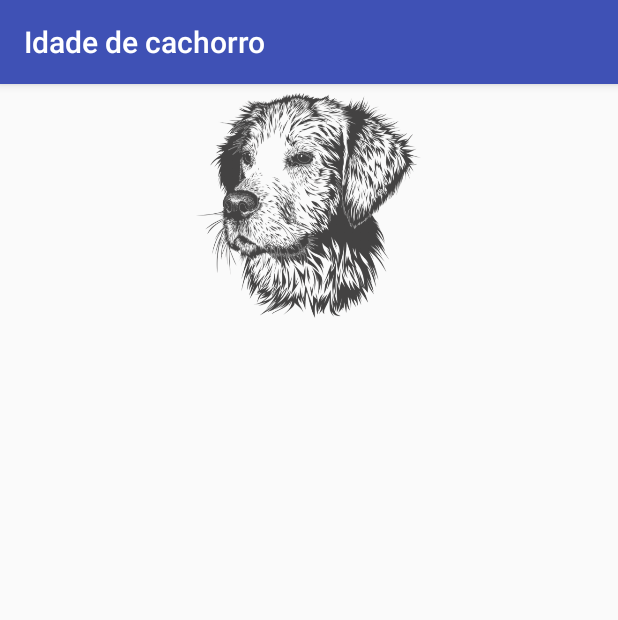
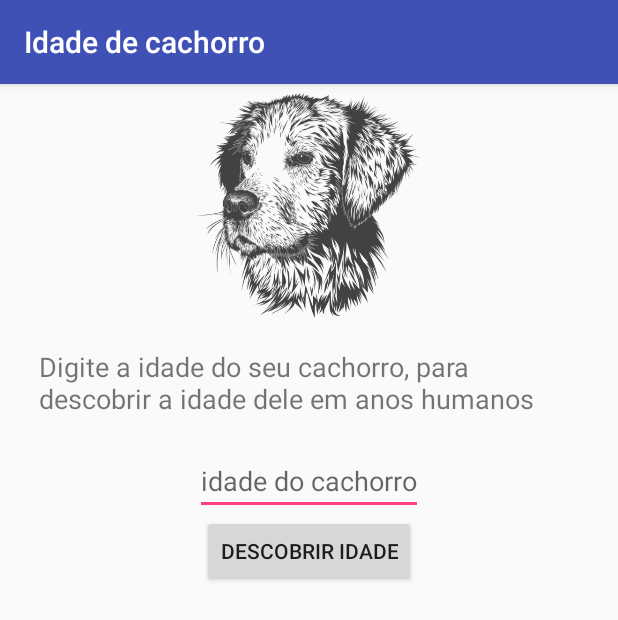
Before and after one commit to franciscojsc/idade-do-cachorro-app, an Android app: the screen it shows after launch (MainActivity), on a phone screen of 412 x 824 dp. Shown: the top 620 px of the screen. Run offline under Robolectric (Android 15) with nearby library versions, the phone set to English and light mode, and no system bars.

Commit message:
Adicionando elementos da interface gráfica

```diff
--- a/app/src/main/res/layout/activity_main.xml
+++ b/app/src/main/res/layout/activity_main.xml
@@ -15,4 +15,44 @@
         android:background="@drawable/dog"
         />
 
+    <TextView
+        android:id="@+id/text_digite_idade"
+        android:layout_width="wrap_content"
+        android:layout_height="wrap_content"
+        android:layout_below="@+id/image_dog"
+        android:layout_margin="20dp"
+        android:textSize="18sp"
+        android:text="@string/digite_a_idade"
+        />
+
+    <EditText
+        android:id="@+id/edit_idade"
+        android:layout_width="wrap_content"
+        android:layout_height="wrap_content"
+        android:layout_below="@+id/text_digite_idade"
+        android:layout_centerInParent="true"
+        android:hint="idade do cachorro"
+        android:inputType="number"
+        />
+
+    <Button
+        android:id="@+id/button_descobrir_idade"
+        android:layout_width="wrap_content"
+        android:layout_height="wrap_content"
+        android:layout_below="@+id/edit_idade"
+        android:layout_centerInParent="true"
+        android:text="Descobrir idade"
+        />
+
+    <TextView
+        android:id="@+id/text_resultado"
+        android:layout_width="wrap_content"
+        android:layout_height="wrap_content"
+        android:layout_below="@id/button_descobrir_idade"
+        android:layout_centerInParent="true"
+        android:layout_margin="5dp"
+        android:textSize="18sp"
+        android:text=""
+        />
+
 </RelativeLayout>
--- a/app/src/main/res/values/strings.xml
+++ b/app/src/main/res/values/strings.xml
@@ -1,3 +1,4 @@
 <resources>
     <string name="app_name">Idade de cachorro</string>
+    <string name="digite_a_idade">Digite a idade do seu cachorro, para descobrir a idade dele em anos humanos</string>
 </resources>
```
